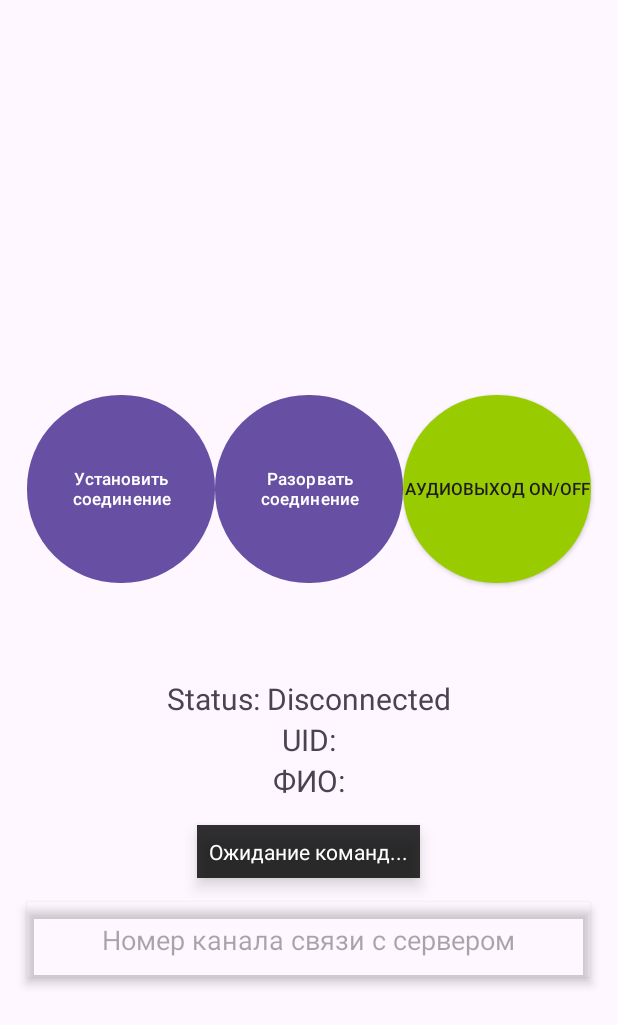
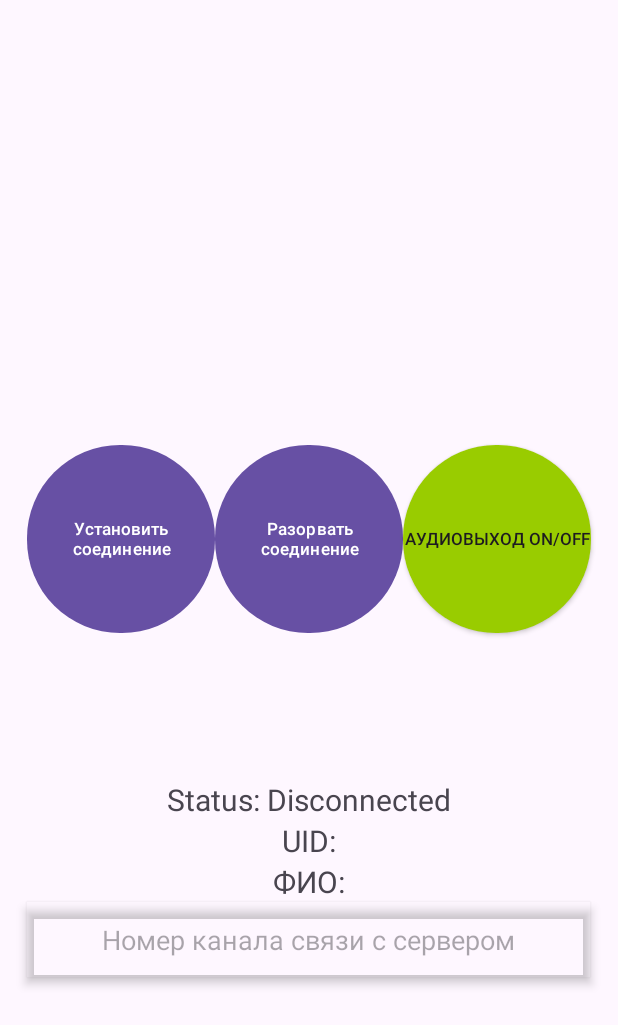
Before and after one commit to METEOPuT/claudio-app, an Android app: the screen it shows after launch (MainActivity), on a phone screen of 412 x 824 dp. Shown: the top 1025 px of the screen. Run offline under Robolectric (Android 15) with nearby library versions, the phone set to English and light mode, and no system bars; libraries missing offline, so code that uses them is left out: org.webrtc.

Commit message:
Закомментирован оверлей

```diff
--- a/app/src/main/java/com/example/mobileapp/MainActivity.java
+++ b/app/src/main/java/com/example/mobileapp/MainActivity.java
@@ -62,8 +62,8 @@ public class MainActivity extends AppCompatActivity {
 
         super.onCreate(savedInstanceState);
         setContentView(R.layout.activity_main);
-        commandOverlay = findViewById(R.id.commandOverlay);
-        commandOverlay.setVisibility(View.VISIBLE);
+        //commandOverlay = findViewById(R.id.commandOverlay);
+        //commandOverlay.setVisibility(View.VISIBLE);
 
         nfcAdapter = NfcAdapter.getDefaultAdapter(this);
 
@@ -197,9 +197,9 @@ public class MainActivity extends AppCompatActivity {
             public void onMessage(WebSocket webSocket, String text) {
                 Log.d("WebSocket", "Получено: " + text);
 
-                runOnUiThread(() -> {
+                /*runOnUiThread(() -> {
                     showCommandOverlay("Команда: " + text);
-                });
+                });*/
 
                 if ((NumberDevice != null) && (InNumberDevice == false)) {
                     AudioMute(text);
@@ -369,7 +369,7 @@ public class MainActivity extends AppCompatActivity {
         }
     }
 
-    private void showCommandOverlay(String message) {
+    /*private void showCommandOverlay(String message) {
         if (commandOverlay == null) return;
 
         commandOverlay.setText(message);
@@ -379,7 +379,7 @@ public class MainActivity extends AppCompatActivity {
         new Handler(Looper.getMainLooper()).postDelayed(() -> {
             commandOverlay.setVisibility(View.GONE);
         }, 5000);
-    }
+    }*/
 
     private void initializeWebRTC() {
         // Шаг 1: Инициализация PeerConnectionFactory
--- a/app/src/main/res/layout/activity_main.xml
+++ b/app/src/main/res/layout/activity_main.xml
@@ -87,7 +87,7 @@
             app:layout_constraintStart_toStartOf="parent"
             app:layout_constraintTop_toTopOf="parent" />
 
-        <TextView
+        /*<TextView
             android:id="@+id/commandOverlay"
             android:layout_width="wrap_content"
             android:layout_height="wrap_content"
@@ -100,7 +100,7 @@
             android:visibility="gone"
             android:elevation="6dp"
             android:layout_alignParentBottom="true"
-            android:layout_alignParentEnd="true" />
+            android:layout_alignParentEnd="true" />*/
 
         <EditText
             android:id="@+id/ServerNumberInput"
```
